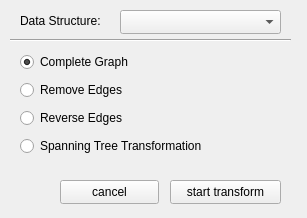
Qt form src/Plugins/TransformEdges/transformedgeswidget.ui (KDE/rocs) before a commit.
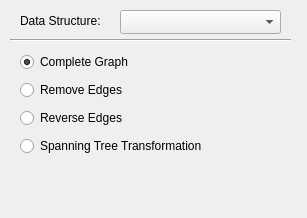
The same form after that commit.

Commit message: Port TransformEdges plugin to KDialog

The edit to the form file:
```diff
--- a/src/Plugins/TransformEdges/transformedgeswidget.ui
+++ b/src/Plugins/TransformEdges/transformedgeswidget.ui
@@ -56,32 +56,6 @@
     <enum>Qt::Horizontal</enum>
    </property>
   </widget>
-  <widget class="QPushButton" name="pushButtonStart">
-   <property name="geometry">
-    <rect>
-     <x>170</x>
-     <y>180</y>
-     <width>111</width>
-     <height>24</height>
-    </rect>
-   </property>
-   <property name="text">
-    <string>start transform</string>
-   </property>
-  </widget>
-  <widget class="QPushButton" name="pushButtonCancel">
-   <property name="geometry">
-    <rect>
-     <x>60</x>
-     <y>180</y>
-     <width>99</width>
-     <height>24</height>
-    </rect>
-   </property>
-   <property name="text">
-    <string>cancel</string>
-   </property>
-  </widget>
   <widget class="QWidget" name="verticalLayoutWidget">
    <property name="geometry">
     <rect>
```
Left out of the diff: 51 changed lines with no effect on the pictures. The commit also changes 4 other files.
